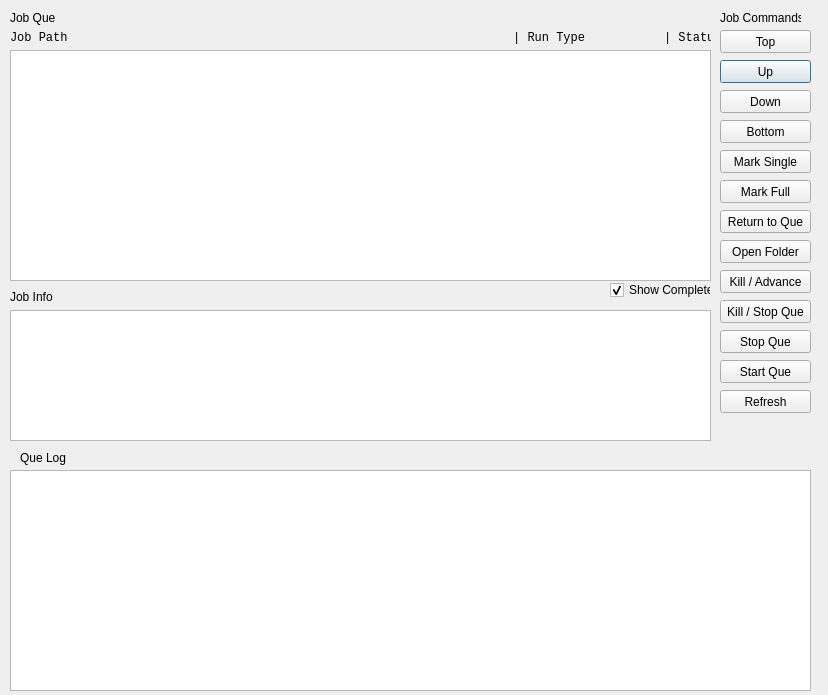
The window that gui.ui (jlittle576/JobQueuer) describes before a commit, drawn with Qt 5.
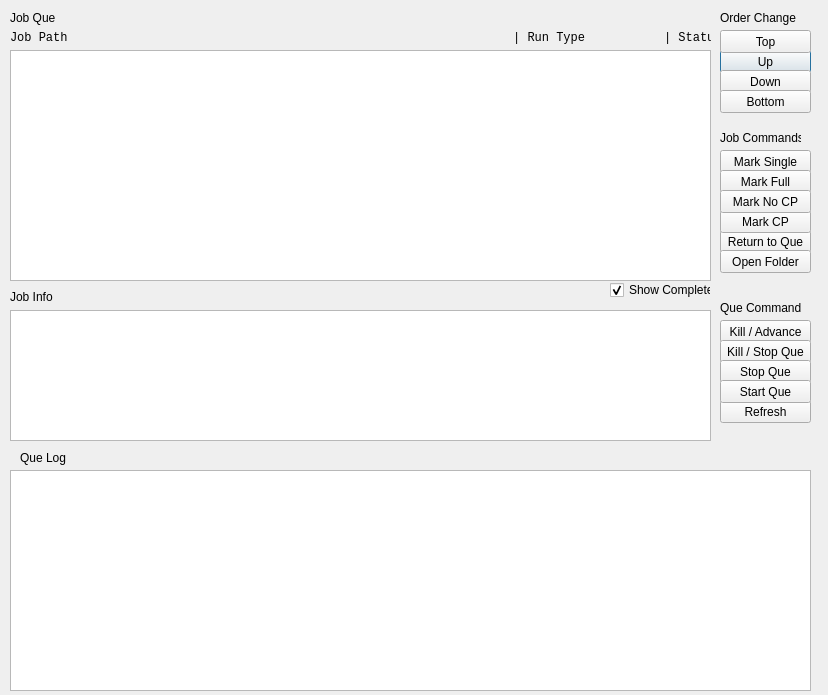
The same window after the commit.

What changed in the file:
```diff
--- a/gui.ui
+++ b/gui.ui
@@ -27,7 +27,7 @@
    <property name="geometry">
     <rect>
      <x>720</x>
-     <y>60</y>
+     <y>50</y>
      <width>91</width>
      <height>23</height>
     </rect>
@@ -40,7 +40,7 @@
    <property name="geometry">
     <rect>
      <x>720</x>
-     <y>90</y>
+     <y>70</y>
      <width>91</width>
      <height>23</height>
     </rect>
@@ -53,7 +53,7 @@
    <property name="geometry">
     <rect>
      <x>720</x>
-     <y>390</y>
+     <y>400</y>
      <width>91</width>
      <height>23</height>
     </rect>
@@ -66,7 +66,7 @@
    <property name="geometry">
     <rect>
      <x>720</x>
-     <y>210</y>
+     <y>230</y>
      <width>91</width>
      <height>23</height>
     </rect>
@@ -92,7 +92,7 @@
    <property name="geometry">
     <rect>
      <x>720</x>
-     <y>120</y>
+     <y>90</y>
      <width>91</width>
      <height>23</height>
     </rect>
@@ -105,7 +105,7 @@
    <property name="geometry">
     <rect>
      <x>720</x>
-     <y>240</y>
+     <y>250</y>
      <width>91</width>
      <height>23</height>
     </rect>
@@ -137,7 +137,7 @@
    <property name="geometry">
     <rect>
      <x>720</x>
-     <y>270</y>
+     <y>320</y>
      <width>91</width>
      <height>23</height>
     </rect>
@@ -150,7 +150,7 @@
    <property name="geometry">
     <rect>
      <x>720</x>
-     <y>300</y>
+     <y>340</y>
      <width>91</width>
      <height>23</height>
     </rect>
@@ -163,7 +163,7 @@
    <property name="geometry">
     <rect>
      <x>720</x>
-     <y>330</y>
+     <y>360</y>
      <width>91</width>
      <height>23</height>
     </rect>
@@ -176,7 +176,7 @@
    <property name="geometry">
     <rect>
      <x>720</x>
-     <y>360</y>
+     <y>380</y>
      <width>91</width>
      <height>23</height>
     </rect>
@@ -238,7 +238,7 @@
     </rect>
    </property>
    <property name="text">
-    <string>Job Commands</string>
+    <string>Order Change</string>
    </property>
   </widget>
   <widget class="QTextBrowser" name="text_log">
@@ -281,7 +281,7 @@
    <property name="geometry">
     <rect>
      <x>720</x>
-     <y>180</y>
+     <y>170</y>
      <width>91</width>
      <height>23</height>
     </rect>
@@ -308,6 +308,58 @@
     <string>Job Path                                                              | Run Type           | Status</string>
    </property>
   </widget>
+  <widget class="QPushButton" name="btn_mark_wcp">
+   <property name="geometry">
+    <rect>
+     <x>720</x>
+     <y>210</y>
+     <width>91</width>
+     <height>23</height>
+    </rect>
+   </property>
+   <property name="text">
+    <string>Mark CP</string>
+   </property>
+  </widget>
+  <widget class="QPushButton" name="btn_mark_nocp">
+   <property name="geometry">
+    <rect>
+     <x>720</x>
+     <y>190</y>
+     <width>91</width>
+     <height>23</height>
+    </rect>
+   </property>
+   <property name="text">
+    <string>Mark No CP</string>
+   </property>
+  </widget>
+  <widget class="QLabel" name="label_4">
+   <property name="geometry">
+    <rect>
+     <x>720</x>
+     <y>130</y>
+     <width>81</width>
+     <height>16</height>
+    </rect>
+   </property>
+   <property name="text">
+    <string>Job Commands</string>
+   </property>
+  </widget>
+  <widget class="QLabel" name="label_5">
+   <property name="geometry">
+    <rect>
+     <x>720</x>
+     <y>300</y>
+     <width>81</width>
+     <height>16</height>
+    </rect>
+   </property>
+   <property name="text">
+    <string>Que Commands</string>
+   </property>
+  </widget>
  </widget>
  <resources/>
  <connections/>
```
